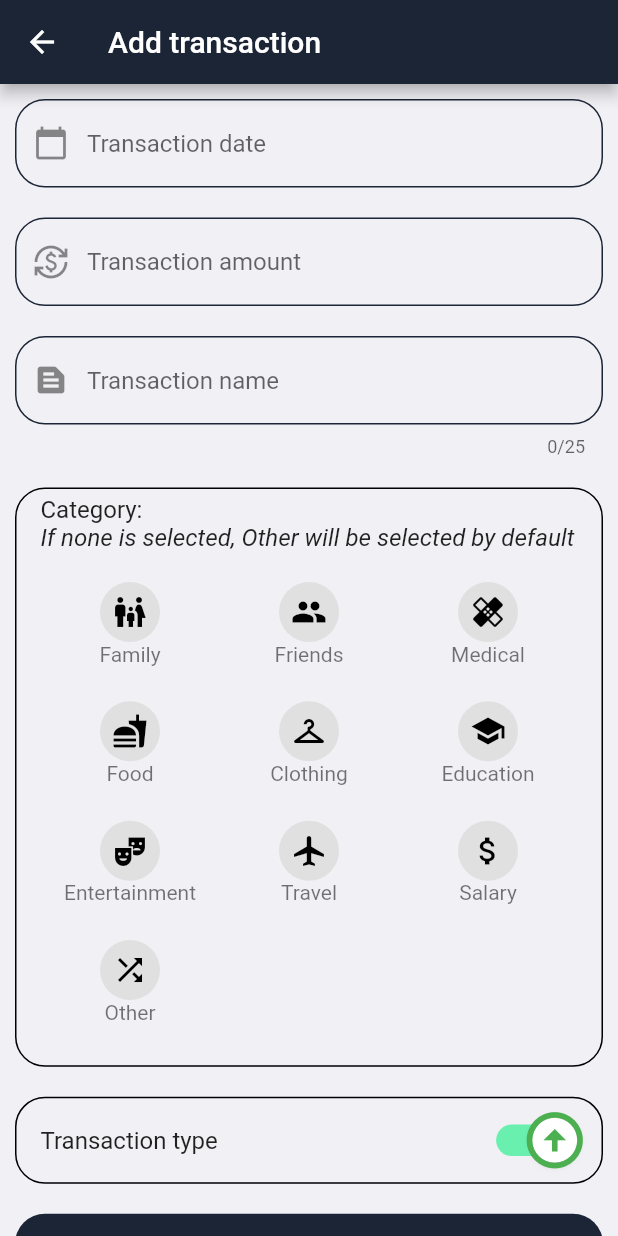
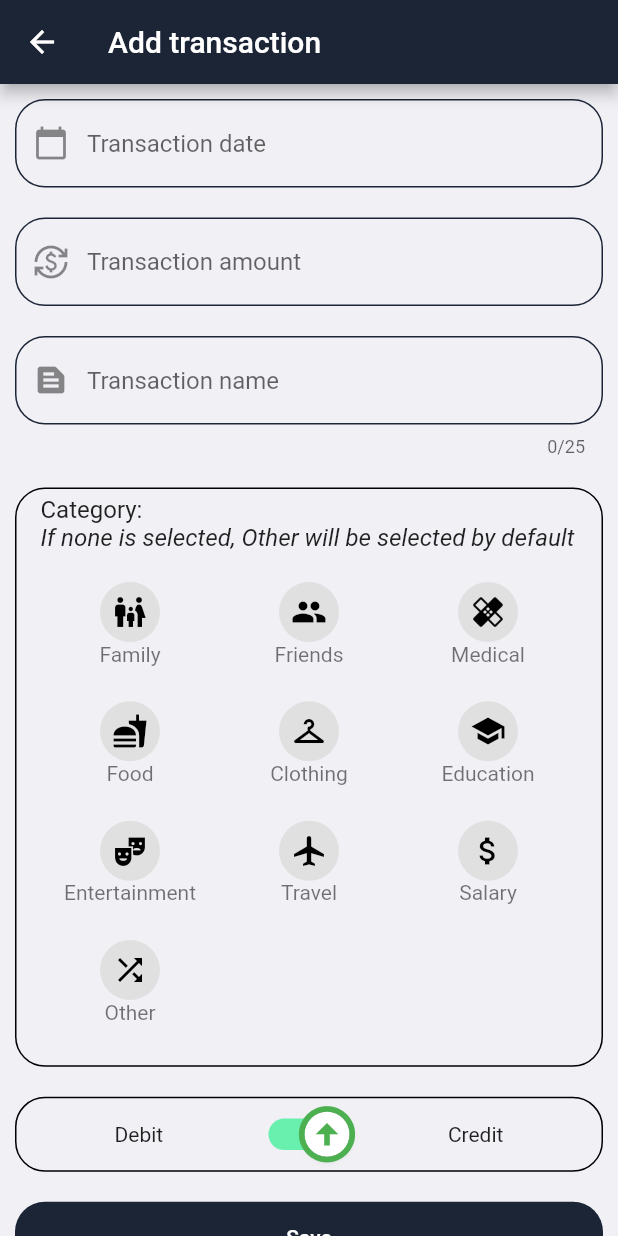
Before and after one commit to Aswatth/myCashFlow, a Flutter app: the AddTransactionPage screen opened directly, on a phone screen of 412 x 824 dp. Run offline on Flutter 3.47's test engine with Material 2 defaults, Android fonts, the phone set to English and light mode, and no system bars; drawn by our look-alikes of date_time_picker; our stand-ins replace fl_chart, sqflite; accounts and stored records are empty.

Commit message:
UI changes to add-transaction page

```diff
--- a/lib/pages/add-transaction-page.dart
+++ b/lib/pages/add-transaction-page.dart
@@ -239,12 +239,15 @@ class _AddTransactionPageState extends State<AddTransactionPage> {
               }).toList(),
             ),
           ),
-          ListTile(
-            shape: RoundedRectangleBorder(
-                side: BorderSide(width: 1),
+          Container(
+            decoration: BoxDecoration(
+                border: Border.all(color: Colors.black),
                 borderRadius: BorderRadius.circular(20.0)),
-            title: Text("Transaction type"),
-            trailing: Transform.scale(
+            child: Row(
+              mainAxisAlignment: MainAxisAlignment.spaceEvenly,
+              children: [
+                Text("Debit"),
+                Transform.scale(
                   scale: 1.5,
                   child: Switch(
                       thumbIcon: thumbIcon,
@@ -260,6 +263,9 @@ class _AddTransactionPageState extends State<AddTransactionPage> {
                               : TransactionType.DEBIT;
                         });
                       }),
+                ),
+                Text("Credit"),
+              ],
             ),
           ),
           Container(
```
Lines whose indentation alone changed are shown as unchanged.
